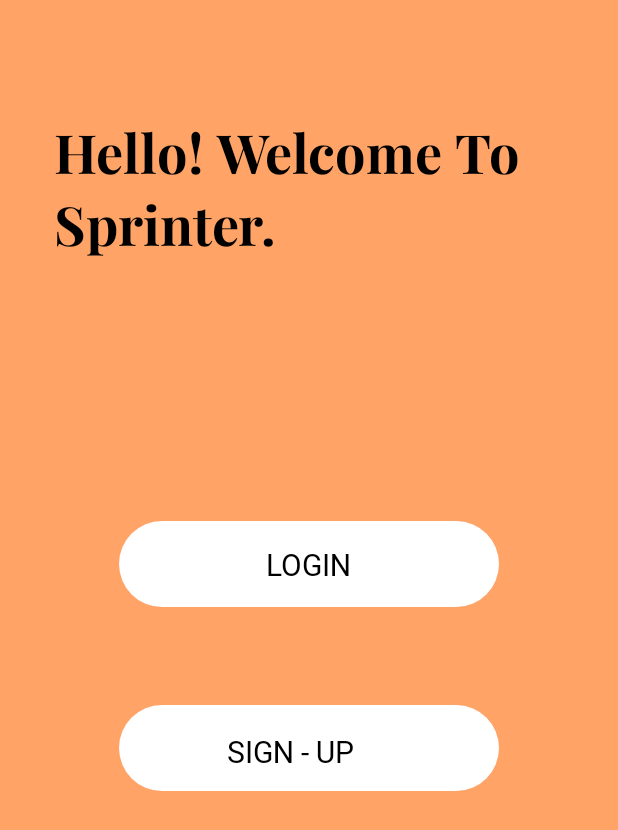
After one commit to CSE-5236-Mobile-Dev/Sprinter, an Android app: the layout fragment_welcome.xml on its own in the app's theme, with its tools: preview values and no code run, on a phone screen of 412 x 824 dp. The commit adds this screen. Shown: the top 830 px of the screen. Run offline under Robolectric (Android 15) with nearby library versions, the phone set to English and light mode, and no system bars.

Commit message:
Refactored Main Activity to a Welcome Fragment for ease of screen switching between welcome/login/signup

```diff
--- /dev/null
+++ b/Sprinter/app/src/main/res/layout/fragment_welcome.xml
@@ -0,0 +1,73 @@
+<?xml version="1.0" encoding="utf-8"?>
+<layout
+    xmlns:android="http://schemas.android.com/apk/res/android"
+    xmlns:tools="http://schemas.android.com/tools"
+    tools:context=".MainActivity"
+    >
+    <LinearLayout android:id="@+id/linearLoginPage"
+        android:layout_height="match_parent"
+        android:layout_width="match_parent"
+        android:orientation="vertical" style="@style/groupStyledeep_orange_300">
+        <TextView android:gravity="start"
+            android:id="@+id/txtHelloWelcome"
+            android:layout_height="wrap_content"
+            android:layout_marginEnd="@dimen/_36pxh"
+            android:layout_marginStart="@dimen/_36pxh"
+            android:layout_marginTop="@dimen/_74pxv"
+            android:layout_width="match_parent"
+            android:text="Hello! Welcome to Sprinter."
+            style="@style/txtPlayfairDisplayromanbold36" tools:text="@string/msg_hello_welcome"/>
+        <FrameLayout android:id="@+id/frameStackellipseone"
+            android:layout_gravity="center_horizontal"
+            android:layout_height="@dimen/_57pxv"
+            android:layout_marginEnd="@dimen/_36pxh"
+            android:layout_marginStart="@dimen/_36pxh"
+            android:layout_marginTop="@dimen/_174pxv" android:layout_width="@dimen/_253pxh">
+            <View
+                android:background="@drawable/background2"
+                android:id="@+id/viewEllipseOne"
+                android:layout_gravity="start"
+                android:layout_height="@dimen/_57pxv" android:layout_width="@dimen/_253pxh"/>
+            <TextView android:ellipsize="end"
+                android:id="@+id/txtLanguage"
+                android:layout_gravity="top|center"
+                android:layout_height="wrap_content"
+                android:layout_marginBottom="@dimen/_15pxv"
+                android:layout_marginEnd="@dimen/_92pxh"
+                android:layout_marginStart="@dimen/_92pxh"
+                android:layout_marginTop="@dimen/_15pxv"
+                android:layout_width="wrap_content"
+                android:singleLine="true"
+                android:text="Login"
+                style="@style/txtPlayfairDisplayromansemibold20" tools:text="LOGIN"/>
+        </FrameLayout>
+        <FrameLayout android:id="@+id/frameStackellipsetwo"
+            android:layout_gravity="center_horizontal"
+            android:layout_height="@dimen/_57pxv"
+            android:layout_marginBottom="@dimen/_20pxv"
+            android:layout_marginEnd="@dimen/_36pxh"
+            android:layout_marginStart="@dimen/_36pxh"
+            android:layout_marginTop="@dimen/_65pxv" android:layout_width="@dimen/_253pxh">
+
+            <View
+                android:id="@+id/viewEllipseTwo"
+                android:layout_width="@dimen/_253pxh"
+                android:layout_height="@dimen/_57pxv"
+                android:layout_gravity="start"
+                android:background="@drawable/background2" />
+
+            <TextView android:ellipsize="end"
+                android:id="@+id/txtSIGNUP"
+                android:layout_gravity="bottom|start"
+                android:layout_height="wrap_content"
+                android:layout_marginBottom="@dimen/_15pxv"
+                android:layout_marginEnd="@dimen/_72pxh"
+                android:layout_marginStart="@dimen/_72pxh"
+                android:layout_marginTop="@dimen/_17pxv"
+                android:layout_width="wrap_content"
+                android:singleLine="true"
+                android:text="SIGNUP"
+                style="@style/txtPlayfairDisplayromansemibold20" tools:text="@string/lbl_sign_up"/>
+        </FrameLayout>
+    </LinearLayout>
+</layout>
```
Also changed, not shown: Sprinter/app/src/main/java/com/pearlsea/sprinter/MainActivity.java (+16 -0 lines), Sprinter/app/src/main/java/com/pearlsea/sprinter/WelcomeFragment.java (added, +64 -0 lines), Sprinter/app/src/main/res/layout/activity_main.xml (+4 -61 lines).
